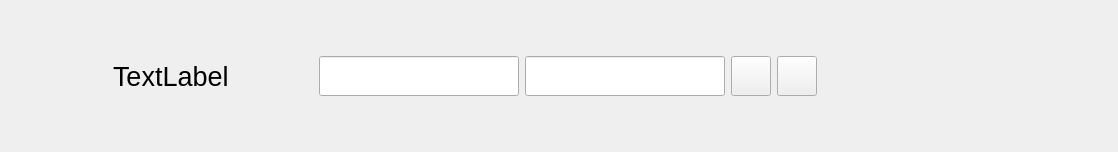
SamuelYoopiYo/KeyManager, file listitem.ui: the form before one commit.
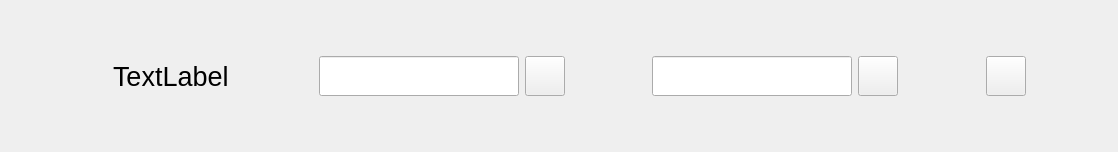
The form after the commit. Icons and pictures are not drawn.

Commit message: Поменял кнопку отображения даннных на кнопки копирования, добавил проверку на правильность пин-кода, копированние данных происходит после ввода правильного пин-кода

```diff
--- a/listitem.ui
+++ b/listitem.ui
@@ -85,9 +85,51 @@
     </widget>
    </item>
    <item>
-    <widget class="QLineEdit" name="lineEdit_3">
+    <widget class="QPushButton" name="loginCopyPushButton">
      <property name="minimumSize">
       <size>
+       <width>40</width>
+       <height>40</height>
+      </size>
+     </property>
+     <property name="maximumSize">
+      <size>
+       <width>40</width>
+       <height>40</height>
+      </size>
+     </property>
+     <property name="text">
+      <string/>
+     </property>
+     <property name="icon">
+      <iconset resource="resource.qrc">
+       <normaloff>:/img/img/copy.png</normaloff>:/img/img/copy.png</iconset>
+     </property>
+     <property name="iconSize">
+      <size>
+       <width>30</width>
+       <height>30</height>
+      </size>
+     </property>
+    </widget>
+   </item>
+   <item>
+    <spacer name="horizontalSpacer_2">
+     <property name="orientation">
+      <enum>Qt::Horizontal</enum>
+     </property>
+     <property name="sizeHint" stdset="0">
+      <size>
+       <width>20</width>
+       <height>15</height>
+      </size>
+     </property>
+    </spacer>
+   </item>
+   <item>
+    <widget class="QLineEdit" name="passwordLineEdit">
+     <property name="minimumSize">
+      <size>
        <width>200</width>
        <height>40</height>
       </size>
@@ -138,13 +180,23 @@
        <height>30</height>
       </size>
      </property>
-     <property name="checkable">
-      <bool>true</bool>
-     </property>
     </widget>
    </item>
    <item>
-    <widget class="QPushButton" name="pushButton_2">
+    <spacer name="horizontalSpacer_3">
+     <property name="orientation">
+      <enum>Qt::Horizontal</enum>
+     </property>
+     <property name="sizeHint" stdset="0">
+      <size>
+       <width>20</width>
+       <height>15</height>
+      </size>
+     </property>
+    </spacer>
+   </item>
+   <item>
+    <widget class="QPushButton" name="deletePushButton">
      <property name="minimumSize">
       <size>
        <width>40</width>
```
Left out of the diff: 10 changed lines with no effect on the pictures. The commit also changes 7 other files.
